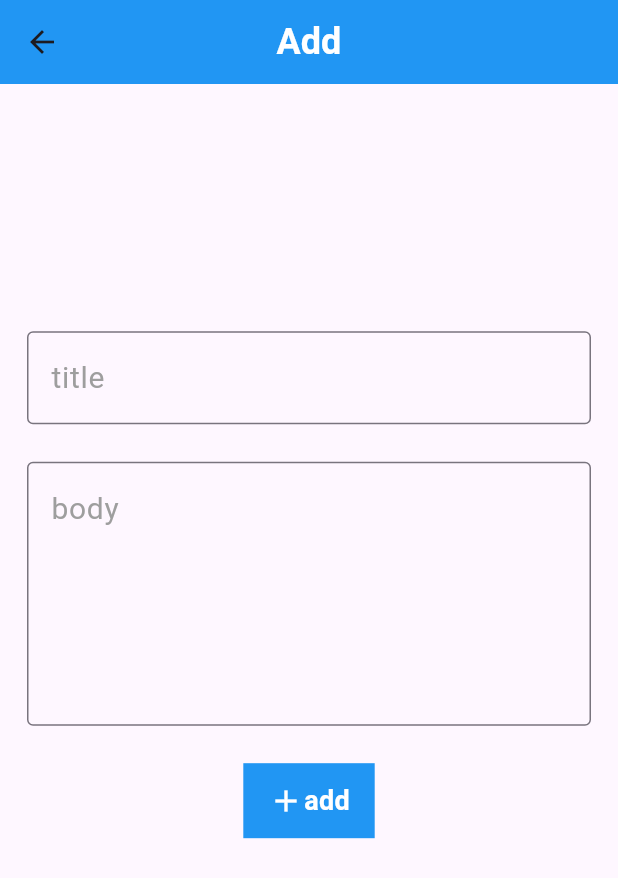
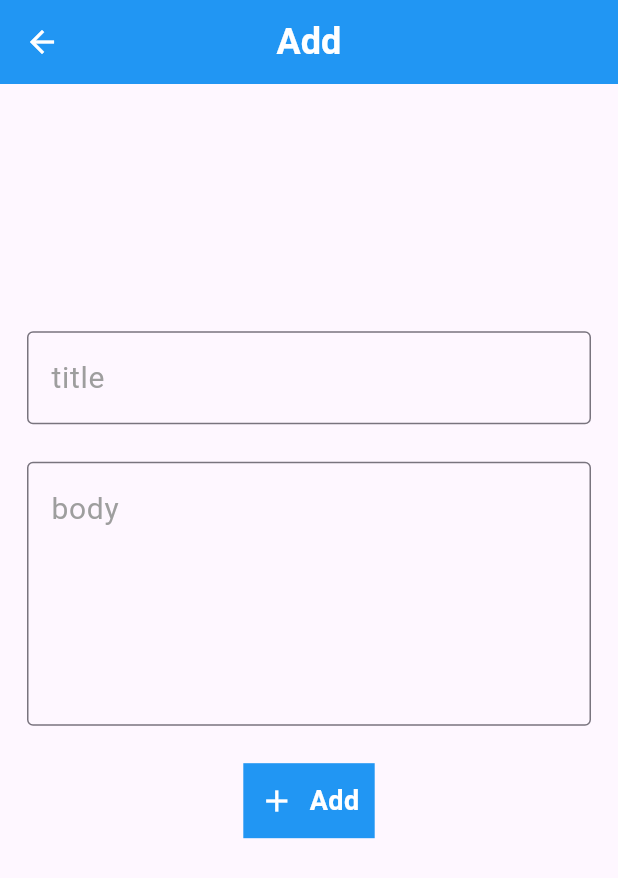
Before and after one commit to MosaadIbrahimB/post_clean_arch_bloc_2024, a Flutter app: the screen it shows after launch, after a tap on the "add" icon, on a phone screen of 412 x 824 dp. Shown: the top 878 px of the screen. Run offline on Flutter 3.47's test engine with Material 3 defaults, Android fonts, the phone set to English and light mode, and no system bars; our stand-ins replace dartz, equatable, flutter_bloc, get_it, internet_connection_checker, shared_preferences; network calls fail.

Commit message:
finsh logic  post details

```diff
--- a/lib/app/material_app.dart
+++ b/lib/app/material_app.dart
@@ -15,17 +15,20 @@ class MyApp extends StatelessWidget {
     return MultiBlocProvider(
       providers: [
         BlocProvider(
-          create: (context) => di.sl<PostBloc>()..add(GetPostEvent())
-        ),
+            create: (context) => di.sl<PostBloc>()..add(GetPostEvent())),
         BlocProvider(
           create: (context) => di.sl<AddDeleteUpdatePost>(),
         ),
       ],
-      child:   const MaterialApp(
+      child: MaterialApp(
         debugShowCheckedModeBanner: false,
         initialRoute: AppRoute.homeScreen,
         onGenerateRoute: AppRoute.onGenerateRoute,
-
+        theme: ThemeData(
+            appBarTheme: const AppBarTheme(
+                centerTitle: true,
+                backgroundColor: Colors.blue,
+                iconTheme: IconThemeData(color: Colors.white))),
       ),
     );
   }
--- a/lib/config/route/app_route.dart
+++ b/lib/config/route/app_route.dart
@@ -1,12 +1,16 @@
 import 'package:flutter/material.dart';
+import 'package:post_2024/posts/domain/entity/post_entity.dart';
 import 'package:post_2024/posts/presentation/view/add_update_screen.dart';
 import 'package:post_2024/posts/presentation/view/home_screen.dart';
+
+import '../../posts/presentation/view/post_details_screen.dart';
 
 
 
 class AppRoute{
 static const String homeScreen="/";
 static const String addScreen="/add";
+static const String postDetailsScreen="/postDetails";
 
 
   static Route<dynamic>onGenerateRoute(RouteSettings route){
@@ -15,7 +19,14 @@ static const String addScreen="/add";
       case homeScreen:
         return MaterialPageRoute(builder: (context) => const HomeScreen()) ;
       case addScreen:
-        return MaterialPageRoute(builder: (context) => const AddUpdateScreen(),);
+         PostEntity? postEntity=route.arguments as PostEntity ?;
+        return MaterialPageRoute(builder: (context) =>  AddUpdateScreen(postEntity: postEntity,),);
+      case postDetailsScreen:
+        {
+          final PostEntity post=route.arguments as PostEntity;
+
+        return  MaterialPageRoute(builder: (context) =>  PostDetailsScreen(postEntity:post ,));
+        }
       default:return _defaultRout();
 
     }
--- a/lib/posts/presentation/view/add_update_screen.dart
+++ b/lib/posts/presentation/view/add_update_screen.dart
@@ -7,13 +7,13 @@ import 'package:post_2024/posts/presentation/logic/add_delete_update_post/add_de
 import 'package:post_2024/posts/presentation/logic/add_delete_update_post/add_delete_update_state.dart';
 
 import '../../../core/utils/snakbar_mssage.dart';
+import '../logic/add_delete_update_post/add_delete_update_event.dart';
 import '../widget/add_widget/form_widget.dart';
 
 class AddUpdateScreen extends StatelessWidget {
-  final bool isUpdate;
   final PostEntity? postEntity;
 
-  const AddUpdateScreen({super.key, this.isUpdate = false, this.postEntity});
+  const AddUpdateScreen({super.key, this.postEntity});
 
   @override
   Widget build(BuildContext context) {
@@ -26,12 +26,10 @@ class AddUpdateScreen extends StatelessWidget {
   _appBar() {
     return AppBar(
       title: Text(
-        isUpdate ? "Update" : "Add",
+        postEntity!=null ? "Update" : "Add",
         style: const TextStyle(
             color: Colors.white, fontWeight: FontWeight.bold, fontSize: 24),
       ),
-      centerTitle: true,
-      backgroundColor: Colors.blue,
     );
   }
 
@@ -39,11 +37,11 @@ class AddUpdateScreen extends StatelessWidget {
     return BlocConsumer<AddDeleteUpdatePost, AddDeleteUpdateState>(
       listener: (context, state) {
         if (state is SuccessAddUpdateDeleteState) {
-       Navigator.pushNamed(context, AppRoute.homeScreen);
-       SnakeBarMessage.succeedMsg(context);
+       Navigator.pushNamedAndRemoveUntil(context, AppRoute.homeScreen,(route) => false,);
+       SnakeBarMessage.succeedMsg(context: context,msg: state.msg);
         }
         if (state is ErrorAddUpdateDeleteState) {
-          SnakeBarMessage.failMsg(context);
+          SnakeBarMessage.failMsg(context: context,msg: state.msg);
         }
 
       },
@@ -51,8 +49,15 @@ class AddUpdateScreen extends StatelessWidget {
         if (state is LoadingAddUpdateDeleteState) {
           return const LoadingWidget();
         }
-        return const FormWidget();
+
+        return FormWidget(postEntity: postEntity,);
       },
     );
   }
 }
+/*
+    return ElevatedButton(onPressed: (){
+          BlocProvider.of<AddDeleteUpdatePost>(context)
+              .add(AddEvent(post: PostEntity(title: "s", body: "body")));
+        }, child: Text("data"));
+ */
--- a/lib/posts/presentation/view/home_screen.dart
+++ b/lib/posts/presentation/view/home_screen.dart
@@ -24,8 +24,7 @@ class HomeScreen extends StatelessWidget {
         style: TextStyle(
             color: Colors.white, fontWeight: FontWeight.bold, fontSize: 24),
       ),
-      centerTitle: true,
-      backgroundColor: Colors.blue,
+
     );
   }
 
--- /dev/null
+++ b/lib/posts/presentation/widget/add_widget/btn_widget.dart
@@ -0,0 +1,38 @@
+import 'package:flutter/material.dart';
+
+import '../../../domain/entity/post_entity.dart';
+class BtnWidget extends StatelessWidget {
+  final PostEntity? postEntity;
+
+
+  const BtnWidget({super.key, this.postEntity});
+
+  @override
+  Widget build(BuildContext context) {
+    return Container(
+      height: 50,
+      margin: EdgeInsets.symmetric(
+          horizontal: MediaQuery.of(context).size.width * .35),
+      color: Colors.blue,
+      child:   Center(
+        child: Row(
+          mainAxisSize: MainAxisSize.min,
+          children: [
+            Icon(
+              postEntity==null?  Icons.add:Icons.edit,
+              color: Colors.white,
+            ),
+            const SizedBox(width: 10),
+            Text(
+              postEntity==null? "Add":"Edit",
+              style:const TextStyle(
+                  color: Colors.white,
+                  fontWeight: FontWeight.bold,
+                  fontSize: 18),
+            ),
+          ],
+        ),
+      ),
+    );
+  }
+}
--- a/lib/posts/presentation/widget/add_widget/form_widget.dart
+++ b/lib/posts/presentation/widget/add_widget/form_widget.dart
@@ -5,6 +5,7 @@ import 'package:post_2024/posts/presentation/widget/add_widget/text_form_widget.
 
 import '../../../domain/entity/post_entity.dart';
 import '../../logic/add_delete_update_post/add_delete_update_event.dart';
+import 'btn_widget.dart';
 
 class FormWidget extends StatefulWidget {
   final PostEntity? postEntity;
@@ -57,11 +58,16 @@ class _FormWidgetState extends State<FormWidget> {
                       title: titleControl.text, body: bodyControl.text);
                   bool valid = keyForm.currentState!.validate();
                   if (valid) {
+                  if(widget.postEntity==null){
                     BlocProvider.of<AddDeleteUpdatePost>(context)
                         .add(AddEvent(post: post));
+                  }else{
+                    BlocProvider.of<AddDeleteUpdatePost>(context)
+                        .add(UpdateEvent(post: post));
+                  }
                   }
                 },
-                child: const BtnWidget(),
+                child: BtnWidget(postEntity:widget.postEntity ,),
               )
             ],
           ),
@@ -70,35 +76,3 @@ class _FormWidgetState extends State<FormWidget> {
     );
   }
 }
-
-class BtnWidget extends StatelessWidget {
-  const BtnWidget({super.key});
-
-  @override
-  Widget build(BuildContext context) {
-    return Container(
-      height: 50,
-      margin: EdgeInsets.symmetric(
-          horizontal: MediaQuery.of(context).size.width * .35),
-      color: Colors.blue,
-      child: const Center(
-        child: Row(
-          mainAxisSize: MainAxisSize.min,
-          children: [
-            Icon(
-              Icons.add,
-              color: Colors.white,
-            ),
-            Text(
-              "add",
-              style: TextStyle(
-                  color: Colors.white,
-                  fontWeight: FontWeight.bold,
-                  fontSize: 18),
-            ),
-          ],
-        ),
-      ),
-    );
-  }
-}
--- a/lib/posts/presentation/widget/home_widget/body_widget.dart
+++ b/lib/posts/presentation/widget/home_widget/body_widget.dart
@@ -21,7 +21,6 @@ class BodyWidget extends StatelessWidget {
           return  RefreshIndicator(
               onRefresh:()=> _refresh(context),
 
-
               child: SucceedWidget(list: state.post));
         }
         if (state is ErrorState) {
--- a/lib/posts/presentation/widget/home_widget/succeed_widget.dart
+++ b/lib/posts/presentation/widget/home_widget/succeed_widget.dart
@@ -1,4 +1,5 @@
 import 'package:flutter/material.dart';
+import 'package:post_2024/config/route/app_route.dart';
 import 'package:post_2024/posts/presentation/widget/home_widget/separated_widget.dart';
 
 import '../../../domain/entity/post_entity.dart';
@@ -24,6 +25,9 @@ class SucceedWidget extends StatelessWidget {
         ),
         subtitle: Text(list[index].body ?? "",
             style: const TextStyle(fontSize: 18, color: Colors.black26)),
+        onTap: (){
+          Navigator.pushNamed(context, AppRoute.postDetailsScreen,arguments: list[index]);
+        },
       ),
     );
   }
```
Also changed, not shown: lib/core/utils/snakbar_mssage.dart (+6 -6 lines), lib/posts/presentation/logic/add_delete_update_post/add_delete_update_bloc.dart (+14 -8 lines), lib/posts/presentation/view/post_details_screen.dart (added, +64 -0 lines), lib/posts/presentation/widget/add_widget/alert_dialog_widget.dart (added, +36 -0 lines), lib/posts/presentation/widget/add_widget/btn_icon_widget.dart (added, +32 -0 lines), lib/posts/presentation/widget/add_widget/delete_widget.dart (added, +60 -0 lines), lib/posts/presentation/widget/add_widget/update_widget.dart (added, +22 -0 lines).
